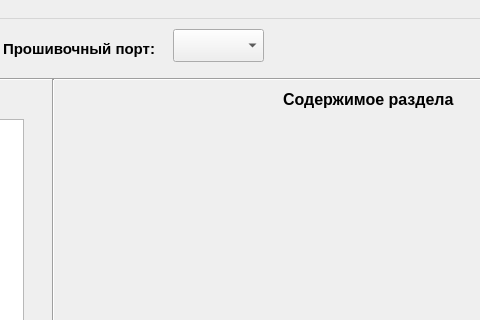
Qt form main.ui (forth32/qhuaweiflash) before a commit; both pictures show x 167 to 647 and y 0 to 320 of the 851 by 630 pixel window.
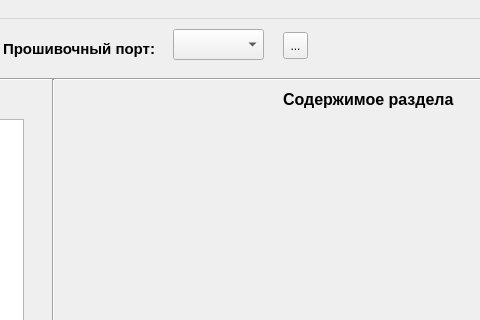
The same form after that commit. Icons and pictures are not drawn.

The edit to the form file:
```diff
--- a/main.ui
+++ b/main.ui
@@ -45,7 +45,7 @@
       <x>340</x>
       <y>10</y>
       <width>91</width>
-      <height>33</height>
+      <height>31</height>
      </rect>
     </property>
    </widget>
@@ -277,6 +277,25 @@
      <enum>Qt::Vertical</enum>
     </property>
    </widget>
+   <widget class="QToolButton" name="RefreshPorts">
+    <property name="geometry">
+     <rect>
+      <x>450</x>
+      <y>13</y>
+      <width>25</width>
+      <height>27</height>
+     </rect>
+    </property>
+    <property name="text">
+     <string>...</string>
+    </property>
+    <property name="iconSize">
+     <size>
+      <width>20</width>
+      <height>20</height>
+     </size>
+    </property>
+   </widget>
   </widget>
   <widget class="QMenuBar" name="menubar">
    <property name="geometry">
```
Left out of the diff: 38 changed lines with no effect on the pictures.
